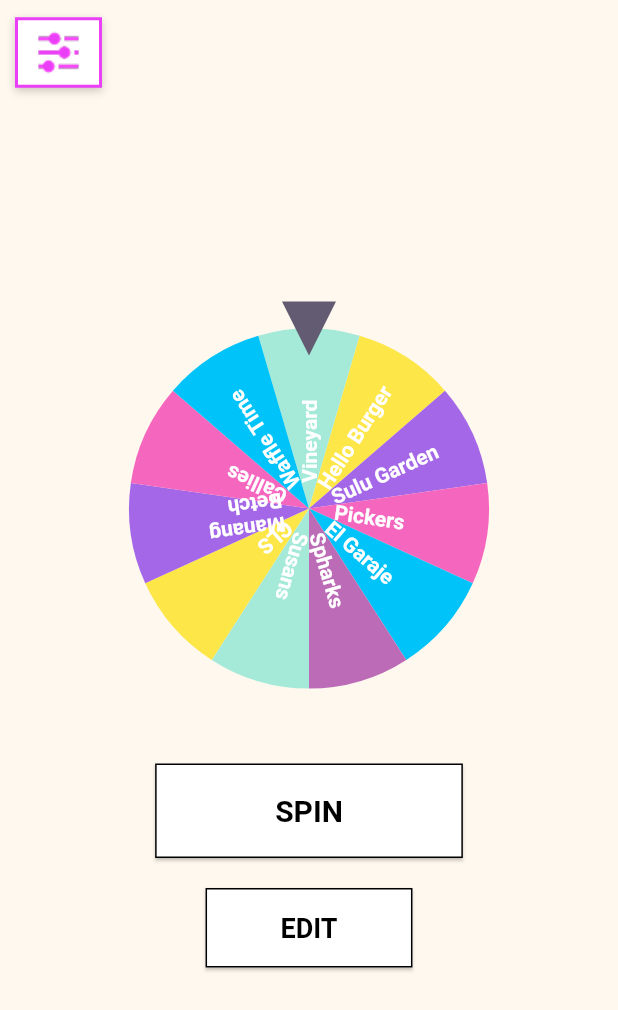
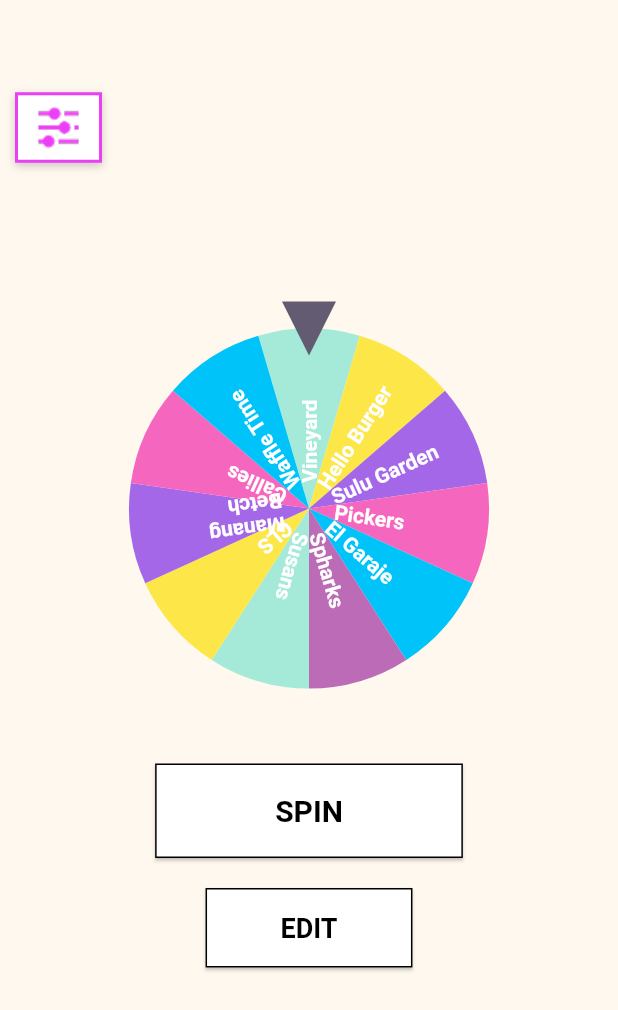
Before and after one commit to ddrrnn/resto-picker-flutter, a Flutter app: the screen it shows after launch, on a phone screen of 412 x 824 dp. Shown: the top 1010 px of the screen. Run offline on Flutter 3.47's test engine with Material 3 defaults, Android fonts, the light colour scheme and no system bars; drawn by our look-alikes of flutter_fortune_wheel; our stand-ins replace flutter_spinkit, flutter_svg, font_awesome_flutter, sqflite; missing offline and left inert: flutter_popup_card; accounts and stored records are empty.

Commit message:
[christalie] UI minor adjustment fixes

```diff
--- a/resto_picker/lib/screens/add_resto.dart
+++ b/resto_picker/lib/screens/add_resto.dart
@@ -538,7 +538,7 @@ class _AddRestoState extends State<AddResto> {
                     child:
                         _isSaving
                             ? const CircularProgressIndicator(
-                              color: Colors.white,
+                              color: Colors.black,
                             )
                             : const Text(
                               'SAVE RESTO',
--- a/resto_picker/lib/screens/home_screen.dart
+++ b/resto_picker/lib/screens/home_screen.dart
@@ -494,7 +494,7 @@ class _HomeScreenState extends State<HomeScreen> {
 
             // Filter toggle button
             Positioned(
-              top: 10,
+              top: 60,
               left: 10,
               child: GestureDetector(
                 onTap: _toggleFilters,
@@ -573,6 +573,7 @@ class _HomeScreenState extends State<HomeScreen> {
                               mainAxisSize: MainAxisSize.min,
                               crossAxisAlignment: CrossAxisAlignment.start,
                               children: [
+                                const SizedBox(height: 30),
                                 // Back button
                                 Row(
                                   children: [
@@ -590,7 +591,6 @@ class _HomeScreenState extends State<HomeScreen> {
                                     ),
                                   ],
                                 ),
-                                const SizedBox(height: 16),
 
                                 // Filter dropdowns categories
                                 ..._filterOptions.keys.map(
--- a/resto_picker/lib/screens/splash_screen.dart
+++ b/resto_picker/lib/screens/splash_screen.dart
@@ -81,7 +81,7 @@ class _SplashScreenState extends State<SplashScreen> {
             ),
             // loading spinner below the app title
             Positioned(
-              bottom: 100,
+              bottom: 250,
               left: 0,
               right: 0,
               child: Center(
```
